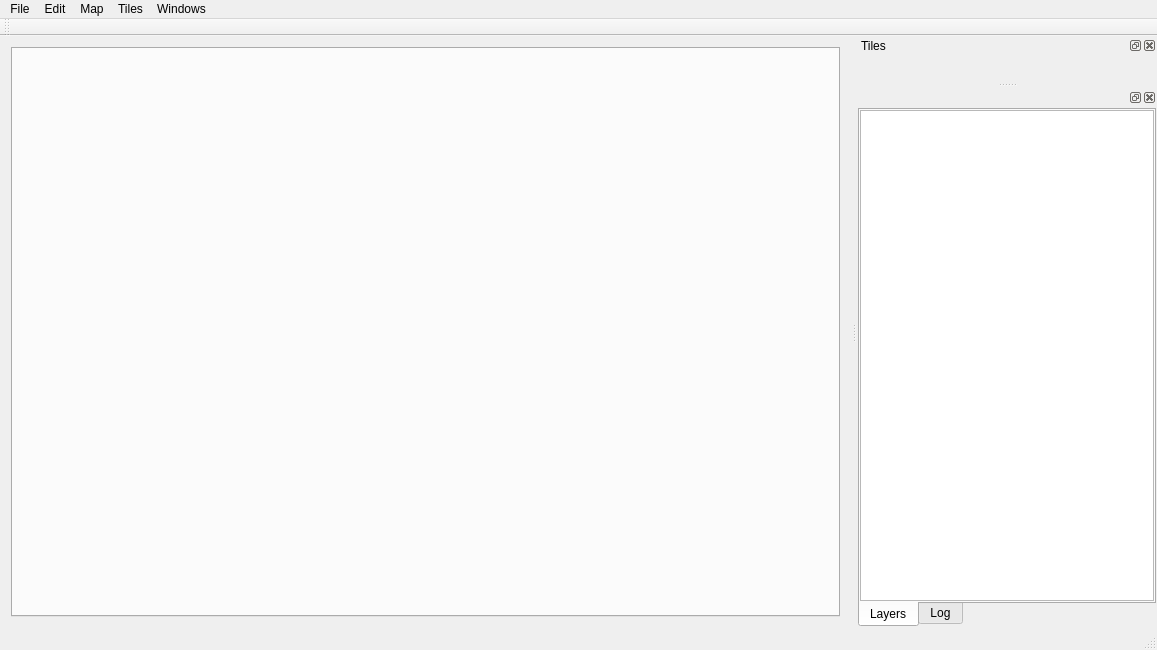
The window that RolePlayer/roleplayer.ui (jswigart/roleplayer) describes before a commit, drawn with Qt 5.
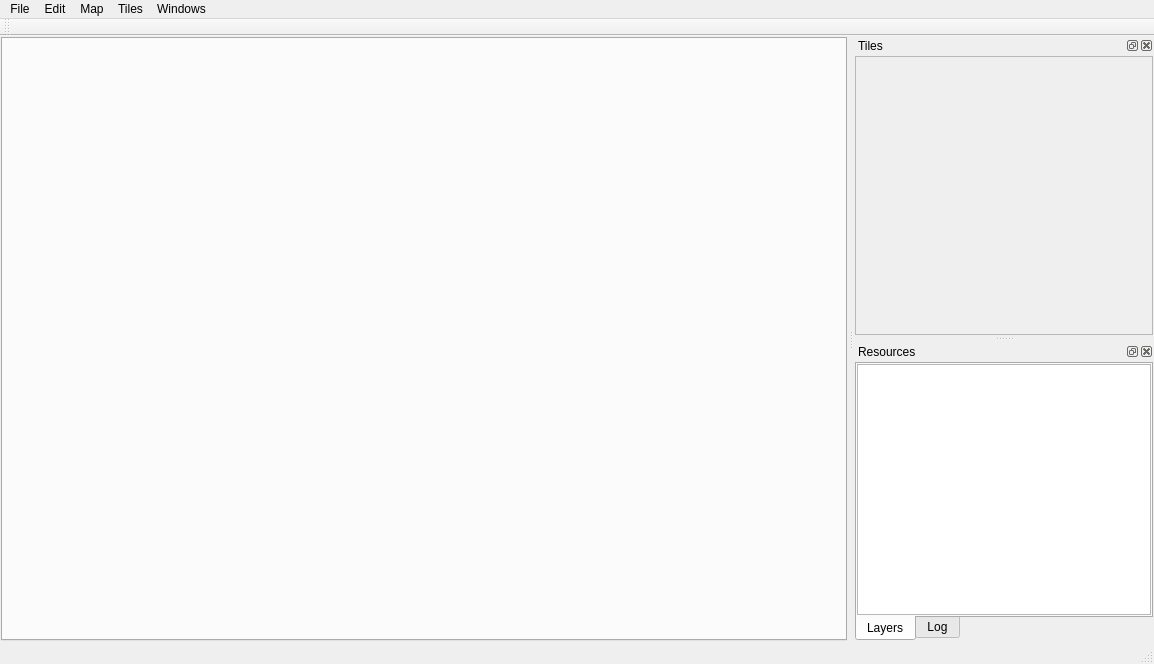
The same window after the commit.

Commit message: clickable labels selectable tiles movable placed tiles in map with clamping and grid snapping custom tilemap and character qml objects

Diff of the .ui file:
```diff
--- a/RolePlayer/roleplayer.ui
+++ b/RolePlayer/roleplayer.ui
@@ -6,8 +6,8 @@
    <rect>
     <x>0</x>
     <y>0</y>
-    <width>1157</width>
-    <height>650</height>
+    <width>1154</width>
+    <height>657</height>
    </rect>
   </property>
   <property name="windowTitle">
@@ -18,6 +18,12 @@
   </property>
   <widget class="QWidget" name="centralWidget">
    <layout class="QGridLayout" name="gridLayout_4">
+    <property name="margin">
+     <number>1</number>
+    </property>
+    <property name="spacing">
+     <number>1</number>
+    </property>
     <item row="0" column="0">
      <widget class="QTabWidget" name="editorTabs">
       <property name="currentIndex">
@@ -35,7 +41,7 @@
     <rect>
      <x>0</x>
      <y>0</y>
-     <width>1157</width>
+     <width>1154</width>
      <height>21</height>
     </rect>
    </property>
@@ -81,6 +87,9 @@
    <addaction name="menuWindows"/>
   </widget>
   <widget class="QToolBar" name="mainToolBar">
+   <property name="toolButtonStyle">
+    <enum>Qt::ToolButtonIconOnly</enum>
+   </property>
    <attribute name="toolBarArea">
     <enum>TopToolBarArea</enum>
    </attribute>
@@ -90,6 +99,18 @@
   </widget>
   <widget class="QStatusBar" name="statusBar"/>
   <widget class="QDockWidget" name="dockWidgetTiles">
+   <property name="sizePolicy">
+    <sizepolicy hsizetype="Expanding" vsizetype="Expanding">
+     <horstretch>0</horstretch>
+     <verstretch>0</verstretch>
+    </sizepolicy>
+   </property>
+   <property name="minimumSize">
+    <size>
+     <width>80</width>
+     <height>300</height>
+    </size>
+   </property>
    <property name="windowTitle">
     <string>Tiles</string>
    </property>
@@ -105,19 +126,41 @@
       <number>1</number>
      </property>
      <item>
-      <widget class="QWidget" name="tileTools" native="true">
-       <property name="sizePolicy">
-        <sizepolicy hsizetype="Expanding" vsizetype="Expanding">
-         <horstretch>0</horstretch>
-         <verstretch>0</verstretch>
-        </sizepolicy>
+      <widget class="QScrollArea" name="scrollArea">
+       <property name="widgetResizable">
+        <bool>true</bool>
        </property>
+       <widget class="QWidget" name="tileScrollAreaContents">
+        <property name="geometry">
+         <rect>
+          <x>0</x>
+          <y>0</y>
+          <width>296</width>
+          <height>274</height>
+         </rect>
+        </property>
+       </widget>
       </widget>
      </item>
     </layout>
    </widget>
   </widget>
   <widget class="QDockWidget" name="dockWidgetAssets">
+   <property name="sizePolicy">
+    <sizepolicy hsizetype="Expanding" vsizetype="Expanding">
+     <horstretch>0</horstretch>
+     <verstretch>0</verstretch>
+    </sizepolicy>
+   </property>
+   <property name="minimumSize">
+    <size>
+     <width>300</width>
+     <height>300</height>
+    </size>
+   </property>
+   <property name="windowTitle">
+    <string>Resources</string>
+   </property>
    <attribute name="dockWidgetArea">
     <number>2</number>
    </attribute>
```
Left out of the diff: 46 changed lines with no effect on the pictures. The commit also changes 28 other files.
